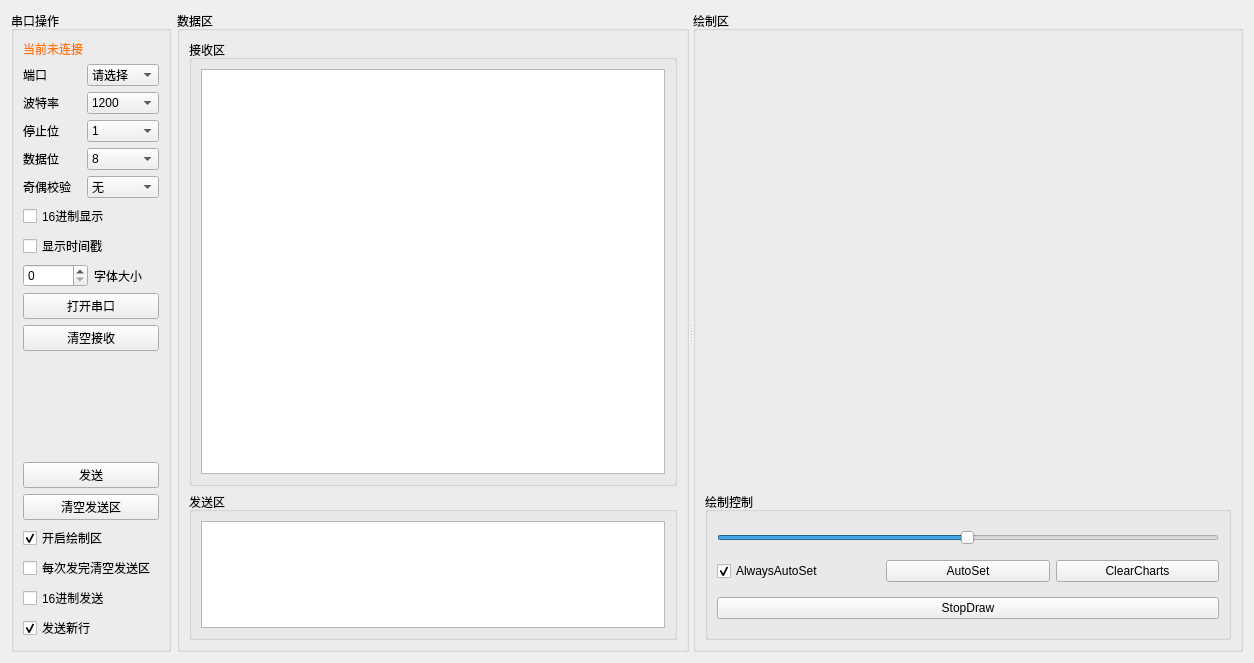
Old version of the form QTosciloscope/widget.ui in the repository BlackDaShuai/QtShowWave.
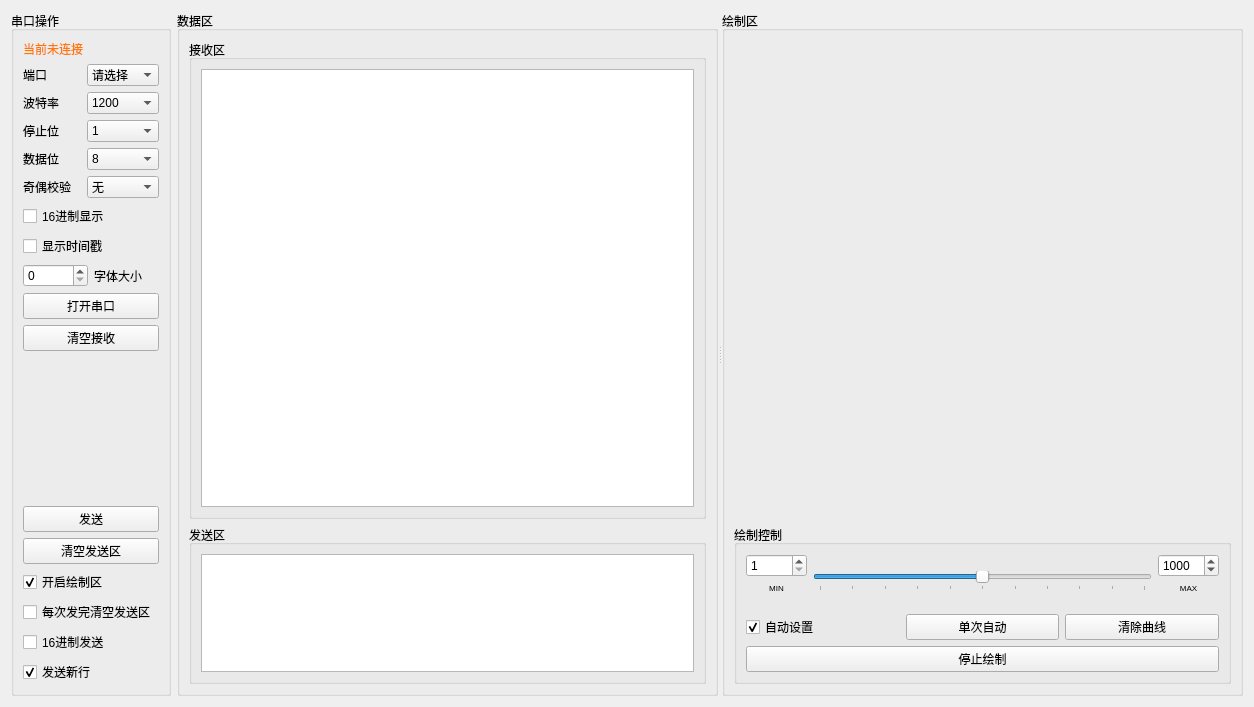
New version of the form. Icons and pictures are not drawn. Custom widgets are drawn as their Qt base class.

Diff of the .ui file:
```diff
--- a/QTosciloscope/widget.ui
+++ b/QTosciloscope/widget.ui
@@ -7,7 +7,7 @@
     <x>0</x>
     <y>0</y>
     <width>1254</width>
-    <height>663</height>
+    <height>707</height>
    </rect>
   </property>
   <property name="windowTitle">
@@ -448,8 +448,42 @@
            <property name="title">
             <string>绘制控制</string>
            </property>
+           <layout class="QVBoxLayout" name="verticalLayout_8">
+            <item>
+             <layout class="QHBoxLayout" name="horizontalLayout_3" stretch="1,10,1">
+              <item>
            <layout class="QVBoxLayout" name="verticalLayout_6">
             <item>
+                 <widget class="QSpinBox" name="minRange">
+                  <property name="minimum">
+                   <number>1</number>
+                  </property>
+                  <property name="maximum">
+                   <number>10000</number>
+                  </property>
+                  <property name="singleStep">
+                   <number>10</number>
+                  </property>
+                 </widget>
+                </item>
+                <item>
+                 <widget class="QLabel" name="label_6">
+                  <property name="font">
+                   <font>
+                    <pointsize>6</pointsize>
+                   </font>
+                  </property>
+                  <property name="text">
+                   <string>MIN</string>
+                  </property>
+                  <property name="alignment">
+                   <set>Qt::AlignHCenter|Qt::AlignTop</set>
+                  </property>
+                 </widget>
+                </item>
+               </layout>
+              </item>
+              <item>
              <widget class="QSlider" name="horizontalSlider">
               <property name="minimum">
                <number>1</number>
@@ -463,14 +497,57 @@
               <property name="orientation">
                <enum>Qt::Horizontal</enum>
               </property>
-             </widget>
+                <property name="tickPosition">
+                 <enum>QSlider::TicksBelow</enum>
+                </property>
+                <property name="tickInterval">
+                 <number>100</number>
+                </property>
+               </widget>
+              </item>
+              <item>
+               <layout class="QVBoxLayout" name="verticalLayout_7">
+                <item>
+                 <widget class="QSpinBox" name="spinBox_2">
+                  <property name="minimum">
+                   <number>1</number>
+                  </property>
+                  <property name="maximum">
+                   <number>10000</number>
+                  </property>
+                  <property name="singleStep">
+                   <number>10</number>
+                  </property>
+                  <property name="value">
+                   <number>1000</number>
+                  </property>
+                 </widget>
+                </item>
+                <item>
+                 <widget class="QLabel" name="label_7">
+                  <property name="font">
+                   <font>
+                    <pointsize>6</pointsize>
+                   </font>
+                  </property>
+                  <property name="text">
+                   <string>MAX</string>
+                  </property>
+                  <property name="alignment">
+                   <set>Qt::AlignHCenter|Qt::AlignTop</set>
+                  </property>
+                 </widget>
+                </item>
+               </layout>
+              </item>
+             </layout>
             </item>
             <item>
              <layout class="QHBoxLayout" name="horizontalLayout_2">
               <item>
                <widget class="QCheckBox" name="AlwaysAuto">
                 <property name="text">
-                 <string>AlwaysAutoSet</string>
+                 <string>自动设置</string>
                 </property>
                 <property name="checked">
                  <bool>true</bool>
@@ -480,14 +557,14 @@
               <item>
                <widget class="QPushButton" name="AutoSet">
                 <property name="text">
-                 <string>AutoSet</string>
+                 <string>单次自动</string>
                 </property>
                </widget>
               </item>
               <item>
                <widget class="QPushButton" name="clearCharts">
                 <property name="text">
-                 <string>ClearCharts</string>
+                 <string>清除曲线</string>
                 </property>
                </widget>
               </item>
@@ -496,7 +573,7 @@
             <item>
              <widget class="QPushButton" name="stopDraw">
               <property name="text">
-               <string>StopDraw</string>
+               <string>停止绘制</string>
               </property>
              </widget>
             </item>
```
Lines whose indentation alone changed are shown as unchanged.
